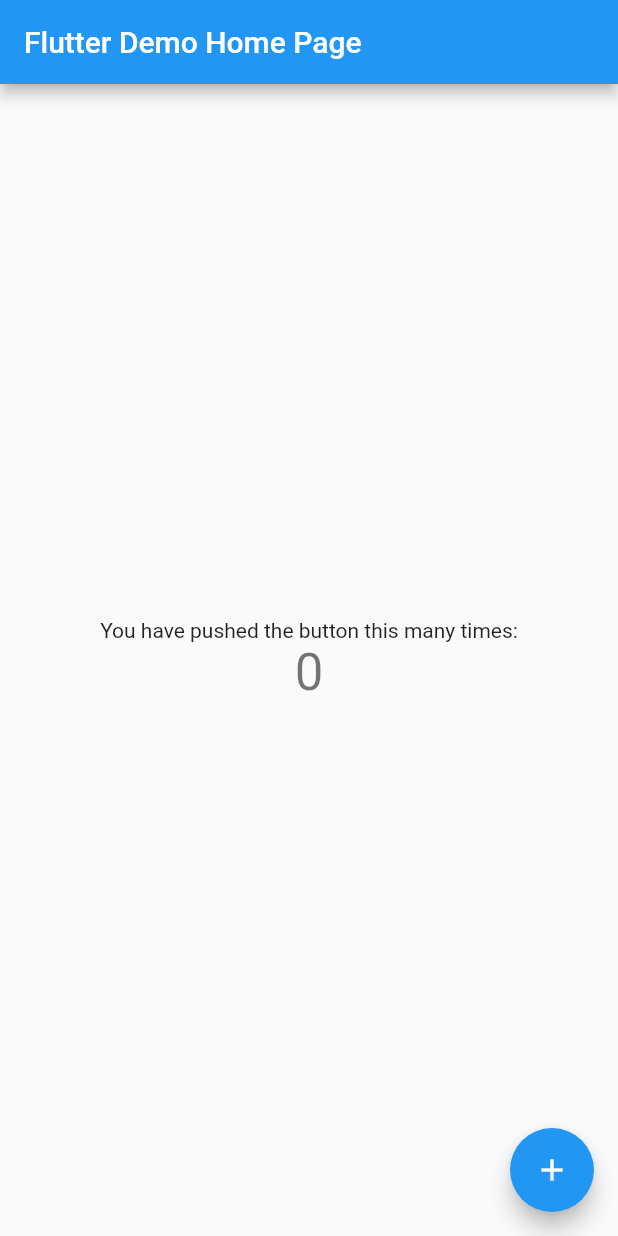
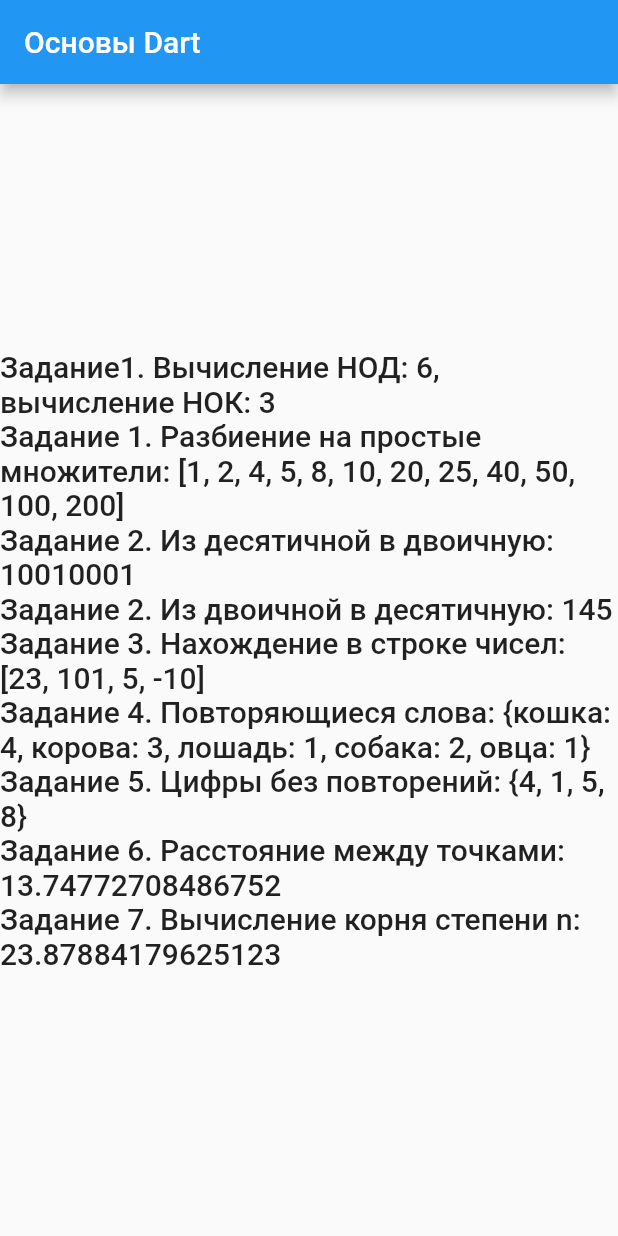
Before and after one commit to olgasadyreva/Dart_basics, a Flutter app: the screen it shows after launch, on a phone screen of 412 x 824 dp. Run offline on Flutter 3.47's test engine with Material 2 defaults, Android fonts, the phone set to English and light mode, and no system bars.

Commit message:
home work2

```diff
--- /dev/null
+++ b/lib/conversion_number_system.dart
@@ -0,0 +1,39 @@
+import 'dart:math';
+
+import 'package:flutter/material.dart';
+
+class ConversionNumberSystem {
+  void start() {
+    print("The class has started.");
+  }
+
+  decimalToBin(int a) {
+    String res = '';
+    while (a > 0) {
+      if (a % 2 > 0) {
+        res = '1$res';
+      } else {
+        res = '0$res';
+      }
+      a = a >> 1;
+    }
+    debugPrint(res);
+    return res;
+  }
+
+  binToDecimal(int a) {
+    int? res = 0;
+    int lengthNumber = a.toString().length;
+
+    String numberString = a.toString();
+
+    for (int i = 0; i < lengthNumber; i++) {
+      if (res == 0) {
+        res = (int.tryParse(numberString[i])! * pow(2, lengthNumber - (i + 1))) as int?;
+      } else {
+        res = (res! + int.tryParse(numberString[i])! * pow(2, lengthNumber - (i + 1))) as int?;
+      }
+    }
+    return res;
+  }
+}
--- /dev/null
+++ b/lib/create_map.dart
@@ -0,0 +1,24 @@
+class CreateMap {
+  createMap(List<String> list) {
+    var mapWords = {};
+    String currentWord = '';
+
+    for (var item in list) {
+      int quantity = 0;
+      if (item != currentWord) {
+        currentWord = item;
+        for (var element in list) {
+          if (element == currentWord) {
+            quantity++;
+          } else {
+            continue;
+          }
+          mapWords[currentWord] = quantity;
+        }
+      } else {
+        continue;
+      }
+    }
+    return mapWords;
+  }
+}
--- /dev/null
+++ b/lib/delimeters_calculator.dart
@@ -0,0 +1,40 @@
+import 'dart:math';
+
+import 'package:flutter/material.dart';
+
+class DelitemersCalculator {
+  void start() {
+    print("The class has started.");
+  }
+
+  getNOD(int a, int b) {
+    while (a != 0 && b != 0) {
+      if (a > b) {
+        a = a % b;
+      } else {
+        b = b % a;
+      }
+    }
+    int c = a + b;
+
+    debugPrint(c.toString());
+    return c;
+  }
+
+  getNOK(int a, int b) {
+    int c = (a / getNOD(a, b)).round();
+    debugPrint(c.toString());
+    return c;
+  }
+
+  primeFactors(int a) {
+    List<int> numbers = [];
+
+    for (var i = 1; i <= a; i++) {
+      if (a % i == 0) {
+        numbers.add(i);
+      }
+    }
+    return numbers;
+  }
+}
--- /dev/null
+++ b/lib/find_numbers.dart
@@ -0,0 +1,13 @@
+class FindNumbers {
+  findNumbers(String str) {
+    final numbers = [];
+
+    List<String> arrayWord = str.split(' ');
+    for (var item in arrayWord) {
+      if (int.tryParse(item) != null) {
+        numbers.add(item);
+      }
+    }
+    return numbers;
+  }
+}
--- a/lib/main.dart
+++ b/lib/main.dart
@@ -1,4 +1,13 @@
 import 'package:flutter/material.dart';
+import 'package:flutter_skillbox/delimeters_calculator.dart';
+import 'package:flutter_skillbox/conversion_number_system.dart';
+import 'package:flutter_skillbox/find_numbers.dart';
+import 'package:flutter_skillbox/create_map.dart';
+import 'package:flutter_skillbox/numbers_without _repetition.dart';
+import 'package:flutter_skillbox/point.dart';
+import 'package:flutter_skillbox/root_extraction.dart';
+import 'package:flutter_skillbox/user.dart';
+
 
 void main() {
   runApp(const MyApp());
@@ -7,40 +16,20 @@
 class MyApp extends StatelessWidget {
   const MyApp({Key? key}) : super(key: key);
 
-  // This widget is the root of your application.
   @override
   Widget build(BuildContext context) {
     return MaterialApp(
       title: 'Flutter Demo Flutter Skillbox',
       theme: ThemeData(
-        // This is the theme of your application.
-        //
-        // Try running your application with "flutter run". You'll see the
-        // application has a blue toolbar. Then, without quitting the app, try
-        // changing the primarySwatch below to Colors.green and then invoke
-        // "hot reload" (press "r" in the console where you ran "flutter run",
-        // or simply save your changes to "hot reload" in a Flutter IDE).
-        // Notice that the counter didn't reset back to zero; the application
-        // is not restarted.
         primarySwatch: Colors.blue,
       ),
-      home: const MyHomePage(title: 'Flutter Demo Home Page'),
+      home: const MyHomePage(title: 'Основы Dart'),
     );
   }
 }
 
 class MyHomePage extends StatefulWidget {
   const MyHomePage({Key? key, required this.title}) : super(key: key);
-
-  // This widget is the home page of your application. It is stateful, meaning
-  // that it has a State object (defined below) that contains fields that affect
-  // how it looks.
-
-  // This class is the configuration for the state. It holds the values (in this
-  // case the title) provided by the parent (in this case the App widget) and
-  // used by the build method of the State. Fields in a Widget subclass are
-  // always marked "final".
-
   final String title;
 
   @override
@@ -48,68 +37,104 @@
 }
 
 class _MyHomePageState extends State<MyHomePage> {
-  int _counter = 0;
-
-  void _incrementCounter() {
-    setState(() {
-      // This call to setState tells the Flutter framework that something has
-      // changed in this State, which causes it to rerun the build method below
-      // so that the display can reflect the updated values. If we changed
-      // _counter without calling setState(), then the build method would not be
-      // called again, and so nothing would appear to happen.
-      _counter++;
-    });
-  }
 
   @override
   Widget build(BuildContext context) {
-    // This method is rerun every time setState is called, for instance as done
-    // by the _incrementCounter method above.
-    //
-    // The Flutter framework has been optimized to make rerunning build methods
-    // fast, so that you can just rebuild anything that needs updating rather
-    // than having to individually change instances of widgets.
+    DelitemersCalculator task1 = DelitemersCalculator();
+    ConversionNumberSystem task2 = ConversionNumberSystem();
+    FindNumbers task3 = FindNumbers();
+    CreateMap task4 = CreateMap();
+    NumbersWithoutRepetition task5 = NumbersWithoutRepetition();
+
+    var result1 = task1.getNOD(30, 18);
+    var result2 = task1.getNOK(18, 30);
+    var result3 = task1.primeFactors(200);
+    var result4 = task2.decimalToBin(145);
+    var result5 = task2.binToDecimal(10010001);
+    var result6 = task3.findNumbers('дом магазин 23 лес ручей 101 5 воробей -10');
+    var result7 = task4.createMap(['кошка', 'корова', 'лошадь', 'собака', 'кошка', 'корова', 'корова', 'кошка', 'собака', 'кошка', 'овца']);
+    var result8 = task5.createMap(['four', 'корова', 'лошадь', 'one', 'кошка', 'five', 'eight', 'кошка', 'one', 'кошка', 'five']);
+
+    final t = Point(5, 10, 8);
+    final another = Point(0, 0, 0);
+    var result9 = t.distanceTo(another);
+
+    double result10 = 0;
+    try {
+      print('try');
+      // print(42.findRootExtraction(570.15, 2));
+      result10 = 570.15.findRootExtraction(570.15, 2);
+
+    } catch (e) {
+      print('Невозможно извлечь корень. Ошибка: $e');
+    }
+
+    final admin = AdminUser('admin@gmail.com');
+
+    final user1 = UserManager().addUser('test1@gmail.com');
+    final user2 = UserManager().addUser('test2@gmail.com');
+    final user3 = UserManager().addUser('test3@gmail.com');
+    final user4 = UserManager().addUser('test4@gmail.com');
+    final user5 = UserManager().addUser('admin@gmail.com');
+
+
+    var result11 = admin.getMailSystem();
+    print(result11);
+
+    print(UserManager().getListEmail());
+
+
+
+
     return Scaffold(
       appBar: AppBar(
-        // Here we take the value from the MyHomePage object that was created by
-        // the App.build method, and use it to set our appbar title.
         title: Text(widget.title),
       ),
       body: Center(
-        // Center is a layout widget. It takes a single child and positions it
-        // in the middle of the parent.
         child: Column(
-          // Column is also a layout widget. It takes a list of children and
-          // arranges them vertically. By default, it sizes itself to fit its
-          // children horizontally, and tries to be as tall as its parent.
-          //
-          // Invoke "debug painting" (press "p" in the console, choose the
-          // "Toggle Debug Paint" action from the Flutter Inspector in Android
-          // Studio, or the "Toggle Debug Paint" command in Visual Studio Code)
-          // to see the wireframe for each widget.
-          //
-          // Column has various properties to control how it sizes itself and
-          // how it positions its children. Here we use mainAxisAlignment to
-          // center the children vertically; the main axis here is the vertical
-          // axis because Columns are vertical (the cross axis would be
-          // horizontal).
           mainAxisAlignment: MainAxisAlignment.center,
+          crossAxisAlignment: CrossAxisAlignment.start,
           children: <Widget>[
-            const Text(
-              'You have pushed the button this many times:',
+            Text(
+              'Задание1. Вычисление НОД: $result1, вычисление НОК: $result2',
+              style: Theme.of(context).textTheme.headline6,
             ),
             Text(
-              '$_counter',
-              style: Theme.of(context).textTheme.headline4,
+              'Задание 1. Разбиение на простые множители: $result3',
+              style: Theme.of(context).textTheme.headline6,
             ),
+            Text(
+              'Задание 2. Из десятичной в двоичную: $result4',
+              style: Theme.of(context).textTheme.headline6,
+            ),
+            Text(
+              'Задание 2. Из двоичной в десятичную: $result5',
+              style: Theme.of(context).textTheme.headline6,
+            ),
+            Text(
+              'Задание 3. Нахождение в строке чисел: $result6',
+              style: Theme.of(context).textTheme.headline6,
+            ),
+            Text(
+              'Задание 4. Повторяющиеся слова: $result7',
+              style: Theme.of(context).textTheme.headline6,
+            ),
+            Text(
+              'Задание 5. Цифры без повторений: $result8',
+              style: Theme.of(context).textTheme.headline6,
+            ),
+            Text(
+              'Задание 6. Расстояние между точками: $result9',
+              style: Theme.of(context).textTheme.headline6,
+            ),
+            Text(
+              'Задание 7. Вычисление корня степени n: $result10',
+              style: Theme.of(context).textTheme.headline6,
+            ),
+
           ],
         ),
       ),
-      floatingActionButton: FloatingActionButton(
-        onPressed: _incrementCounter,
-        tooltip: 'Increment',
-        child: const Icon(Icons.add),
-      ), // This trailing comma makes auto-formatting nicer for build methods.
     );
   }
 }
--- /dev/null
+++ b/lib/numbers_without _repetition.dart
@@ -0,0 +1,15 @@
+class NumbersWithoutRepetition {
+  static const numbersMap = {0: 'zero', 1: 'one', 2: 'two', 3: 'three', 4: 'four', 5: 'five', 6: 'six', 7: 'seven', 8: 'eight', 9: 'nine'};
+
+  createMap(List<String> list) {
+    Set numbers = {};
+    for (var item in list) {
+      numbersMap.forEach((k, v) {
+        if (item == v) {
+          numbers.add(k);
+        }
+      });
+    }
+    return numbers;
+  }
+}
--- /dev/null
+++ b/lib/point.dart
@@ -0,0 +1,26 @@
+import 'dart:math';
+
+class Point {
+  final double x;
+  final double y;
+  final double z;
+  Point(this.x, this.y, this.z);
+
+  distanceTo(Point another) {
+    num rx = pow((x - another.x), 2);
+    num ry = pow((y - another.y), 2);
+    num rz = pow((z - another.z), 2);
+    var distance = sqrt(rx + ry + rz);
+    return distance;
+  }
+
+  factory Point.zero() {
+    return Point(0, 0, 0);
+  }
+  factory Point.one() {
+    return Point(1, 1, 1);
+  }
+  factory Point.five() {
+    return Point(5, 5, 5);
+  }
+}
--- /dev/null
+++ b/lib/root_extraction.dart
@@ -0,0 +1,17 @@
+extension RootExtraction on num {
+
+  findRootExtraction(double number, int n) {
+
+    double root = number / n;
+    double eps = 0.01;
+    int countIteration = 0;
+    while( root - number / root > eps ){
+      countIteration++;
+      root = 0.5 * (root + number / root);
+      print("Iteration: $countIteration, root: $root");
+    }
+    print("root = $root");
+    return root;
+  }
+
+}
--- /dev/null
+++ b/lib/user.dart
@@ -0,0 +1,50 @@
+class User {
+  final String email;
+
+  User(this.email);
+}
+
+class AdminUser extends User with UserMixin {
+  AdminUser(super.email);
+
+}
+
+class GeneralUser extends User{
+  GeneralUser(super.email);
+
+}
+
+mixin UserMixin on User {
+  getMailSystem() {
+    String mailSystem = email.split('@')[1];
+    return mailSystem;
+  }
+}
+
+class UserManager<T extends User> {
+  var users = [];
+
+  addUser(email) {
+    users.add(email);
+    print(users);
+    return users;
+  }
+
+  deleteUser(email) {
+    users.remove(email);
+    return users;
+  }
+
+  getListEmail() {
+    users.forEach((user) => {
+      if(user == 'admin@gmail.com') {
+        users.add(user.getMailSystem()),
+        print(user.getMailSystem())
+      } else {
+        users.add(user.email),
+        print(user.email)
+      }
+    });
+    return users;
+  }
+}
```
Also changed, not shown: CppProperties.json (added, +21 -0 lines).
